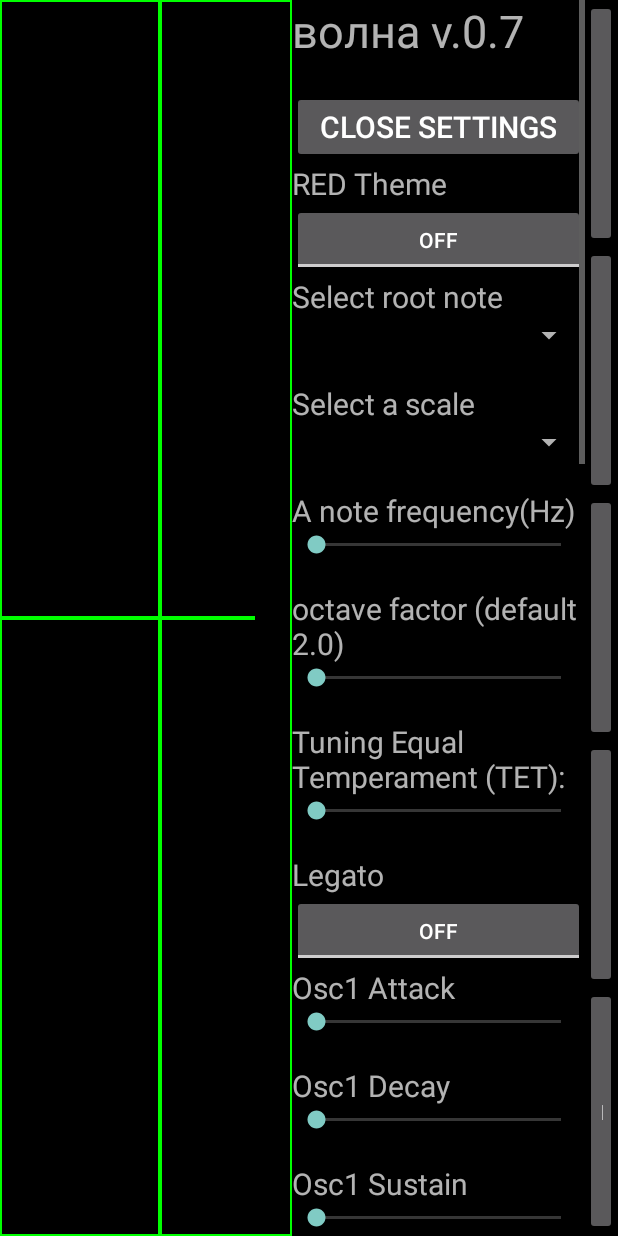
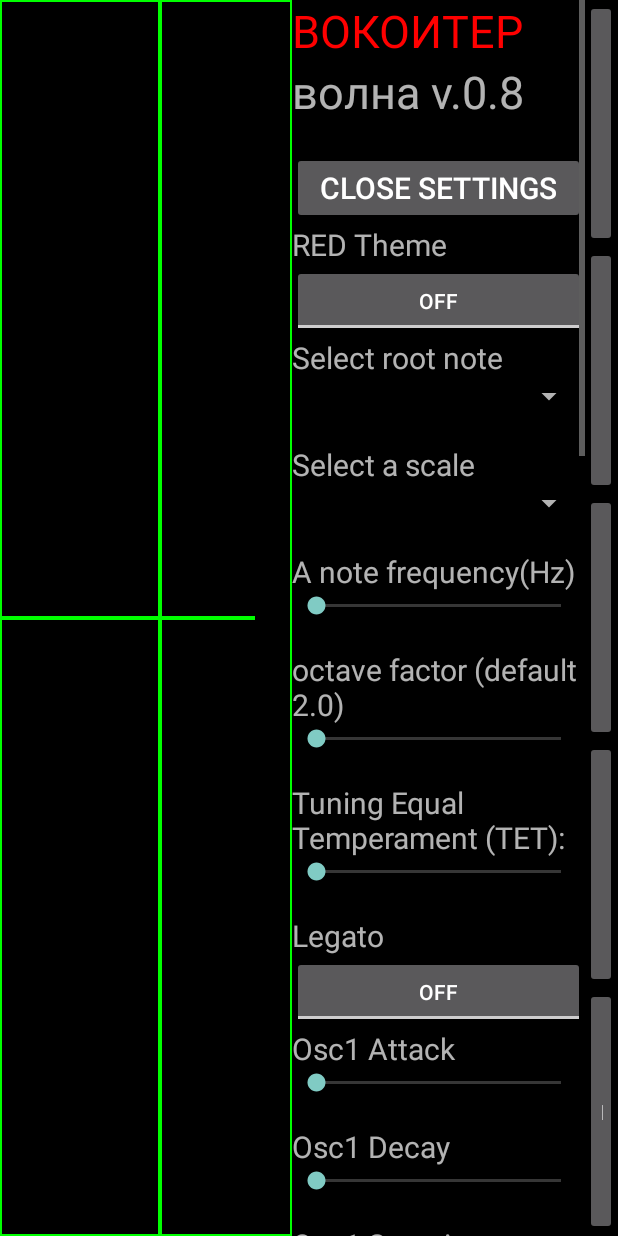
Before and after one commit to bokontep/volna, an Android app: the layout activity_main.xml on its own in the app's theme, with its tools: preview values and no code run, on a phone screen of 412 x 824 dp. Run offline under Robolectric (Android 15) with nearby library versions, the phone set to English and light mode, and no system bars.

Commit message:
Branding changes

```diff
--- a/app/src/main/res/layout/activity_main.xml
+++ b/app/src/main/res/layout/activity_main.xml
@@ -29,12 +29,18 @@
             android:layout_height="wrap_content"
             android:minWidth="800px"
             android:orientation="vertical">
+            <TextView
+                android:layout_width="match_parent"
+                android:layout_height="wrap_content"
+                android:textSize="30sp"
+                android:textColor="#ff0000"
+                android:text="ВОКОИТЕР"/>
 
             <TextView
                 android:layout_width="match_parent"
                 android:layout_height="wrap_content"
                 android:textSize="30sp"
-                android:text="волна v.0.7"/>
+                android:text="волна v.0.8"/>
             <Space
                 android:layout_width="match_parent"
                 android:layout_height="20dp"
```
